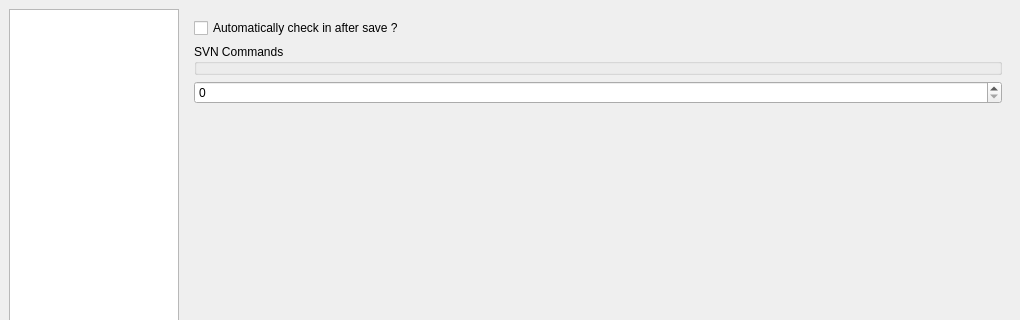
Before: the Qt Designer form configdialog.ui in svn2github/texstudio-trunk, drawn with Qt 5; both pictures show x 0 to 1020 and y 0 to 320 of the 1020 by 674 pixel window.
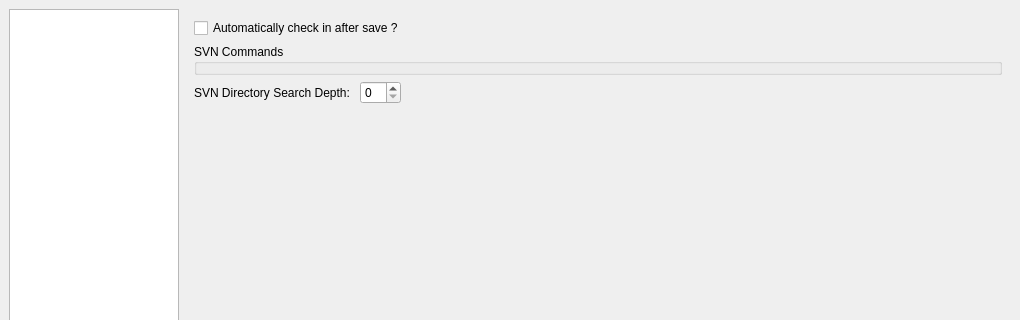
After: the same form once the commit is applied. Icons and pictures are not drawn.

Commit message: Label introduced to describe spinbox

```diff
--- a/configdialog.ui
+++ b/configdialog.ui
@@ -1316,7 +1316,38 @@
         </widget>
        </item>
        <item>
-        <widget class="QSpinBox" name="sbDirSearchDepth"/>
+        <layout class="QHBoxLayout" name="horizontalLayout_2">
+         <item>
+          <widget class="QLabel" name="label_21">
+           <property name="text">
+            <string>SVN Directory Search Depth: </string>
+           </property>
+          </widget>
+         </item>
+         <item>
+          <widget class="QSpinBox" name="sbDirSearchDepth">
+           <property name="sizePolicy">
+            <sizepolicy hsizetype="Maximum" vsizetype="Fixed">
+             <horstretch>0</horstretch>
+             <verstretch>0</verstretch>
+            </sizepolicy>
+           </property>
+          </widget>
+         </item>
+         <item>
+          <spacer name="horizontalSpacer">
+           <property name="orientation">
+            <enum>Qt::Horizontal</enum>
+           </property>
+           <property name="sizeHint" stdset="0">
+            <size>
+             <width>40</width>
+             <height>20</height>
+            </size>
+           </property>
+          </spacer>
+         </item>
+        </layout>
        </item>
        <item>
         <spacer name="verticalSpacer_2">
```
